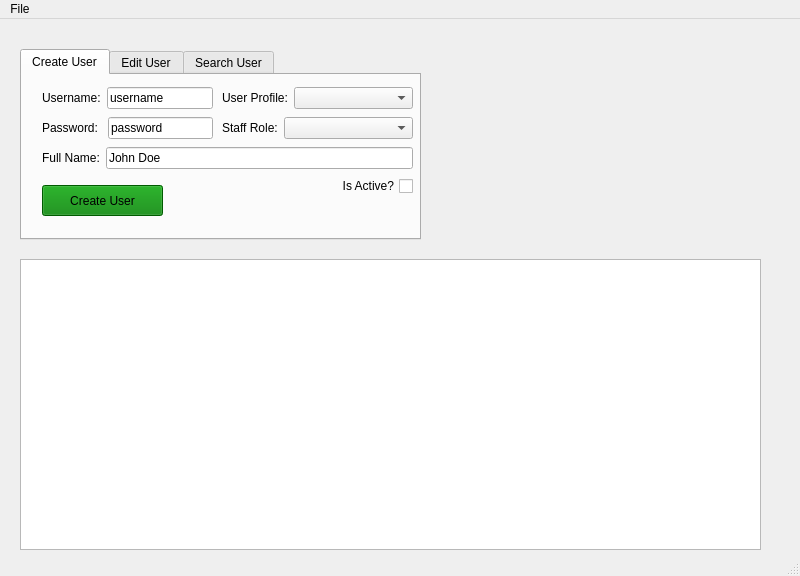
Above: QtCafeWorkforceManager/SysAdminWindow.ui from wreathe-unreal/CSIT314-Project before the change. Below: the same form after it.
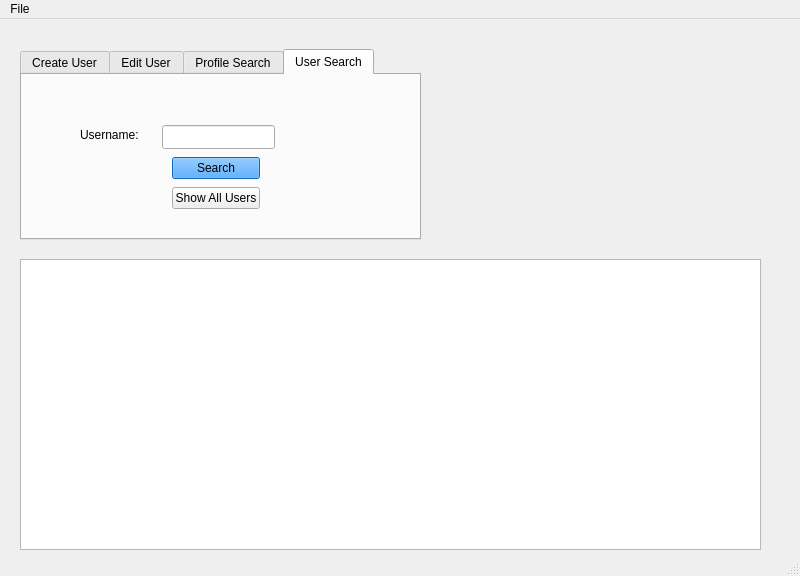
That is the form after the change. The open tabs and pages were chosen to show the change. Icons and pictures are not drawn.

Commit message: Implement Search By Username

```diff
--- a/QtCafeWorkforceManager/SysAdminWindow.ui
+++ b/QtCafeWorkforceManager/SysAdminWindow.ui
@@ -432,7 +432,7 @@
     </widget>
     <widget class="QWidget" name="tab_4">
      <attribute name="title">
-      <string>Search User</string>
+      <string>Profile Search</string>
      </attribute>
      <widget class="QWidget" name="layoutWidget">
       <property name="geometry">
@@ -487,6 +487,64 @@
       </layout>
      </widget>
     </widget>
+    <widget class="QWidget" name="tab2">
+     <attribute name="title">
+      <string>User Search</string>
+     </attribute>
+     <widget class="QWidget" name="layoutWidget_8">
+      <property name="geometry">
+       <rect>
+        <x>150</x>
+        <y>80</y>
+        <width>88</width>
+        <height>56</height>
+       </rect>
+      </property>
+      <layout class="QVBoxLayout" name="verticalLayout_3">
+       <item>
+        <widget class="QPushButton" name="searchProfileButton">
+         <property name="styleSheet">
+          <string notr="true">background-color: dodgerblue;
+color: black;</string>
+         </property>
+         <property name="text">
+          <string>Search</string>
+         </property>
+        </widget>
+       </item>
+       <item>
+        <widget class="QPushButton" name="showAllUsersButton_2">
+         <property name="text">
+          <string>Show All Users</string>
+         </property>
+        </widget>
+       </item>
+      </layout>
+     </widget>
+     <widget class="QLineEdit" name="usernameSearch">
+      <property name="geometry">
+       <rect>
+        <x>140</x>
+        <y>50</y>
+        <width>113</width>
+        <height>24</height>
+       </rect>
+      </property>
+     </widget>
+     <widget class="QLabel" name="label_13">
+      <property name="geometry">
+       <rect>
+        <x>58</x>
+        <y>50</y>
+        <width>81</width>
+        <height>20</height>
+       </rect>
+      </property>
+      <property name="text">
+       <string>Username:</string>
+      </property>
+     </widget>
+    </widget>
    </widget>
    <widget class="QTableWidget" name="userTable">
     <property name="geometry">
```
Left out of the diff: 8 changed lines with no effect on the pictures. The commit also changes 11 other files.
